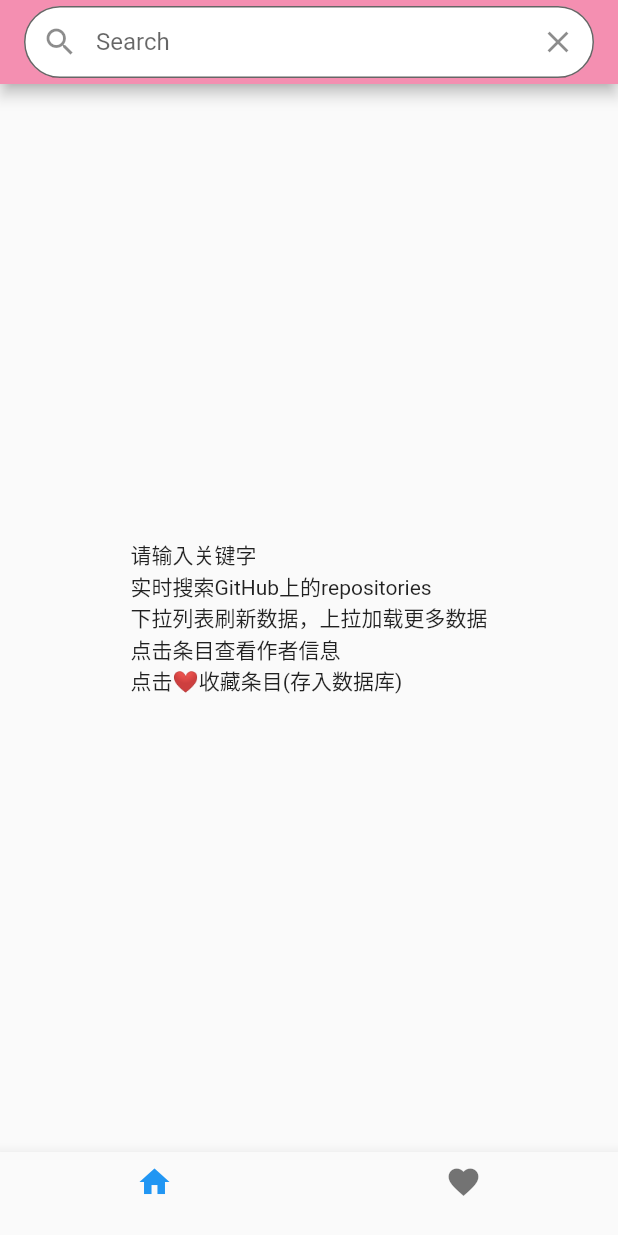
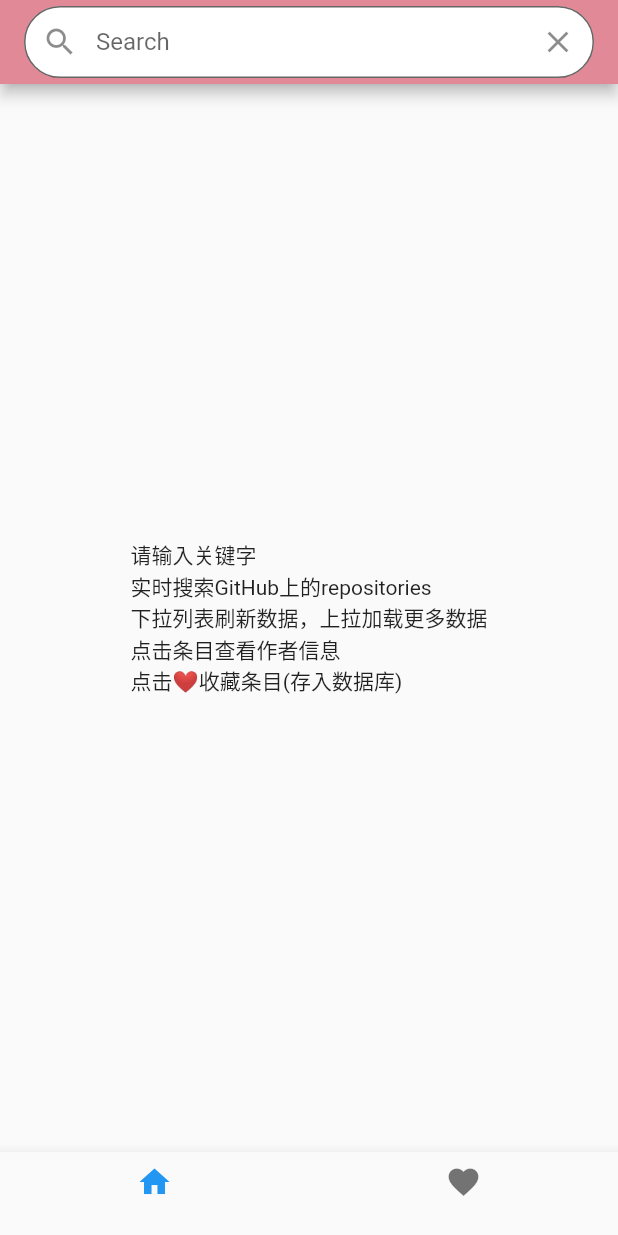
Before and after one commit to zhangshuai-git/flutter_demo, a Flutter app: the screen it shows after launch, on a phone screen of 412 x 824 dp. Run offline on Flutter 3.47's test engine with Material 2 defaults, Android fonts, the phone set to English and light mode, and no system bars; our stand-ins replace dio, flutter_easyrefresh, rxdart, sqflite, stack_trace; accounts and stored records are empty; generated files the repository leaves out were written again.

Commit message:
Modify primary color

```diff
--- a/lib/common/main.dart
+++ b/lib/common/main.dart
@@ -8,7 +8,7 @@ void main() => runApp(MyApp());
 class MyApp extends StatelessWidget {
   @override
   Widget build(BuildContext context) => MaterialApp(
-    theme: ThemeData(primaryColor: Colors.pink.shade200),
+    theme: ThemeData(primaryColor: Color(0xFFE18996)),
     home: TabBarController(
       pages: [HomePage(), FavoritePage()],
       items: [
--- a/lib/widget/repository_cell.dart
+++ b/lib/widget/repository_cell.dart
@@ -39,7 +39,7 @@ class RepositoryCell extends StatelessWidget {
   Widget _buildIconButton() => IconButton(
     icon: Icon(
       repository.isSubscribed.value ? Icons.favorite : Icons.favorite_border,
-      color: repository.isSubscribed.value ? Colors.red : null,
+      color: repository.isSubscribed.value ? Color(0xFFE18996) : null,
     ),
     onPressed: () {
       final isSubscribed = !repository.isSubscribed.value;
```
